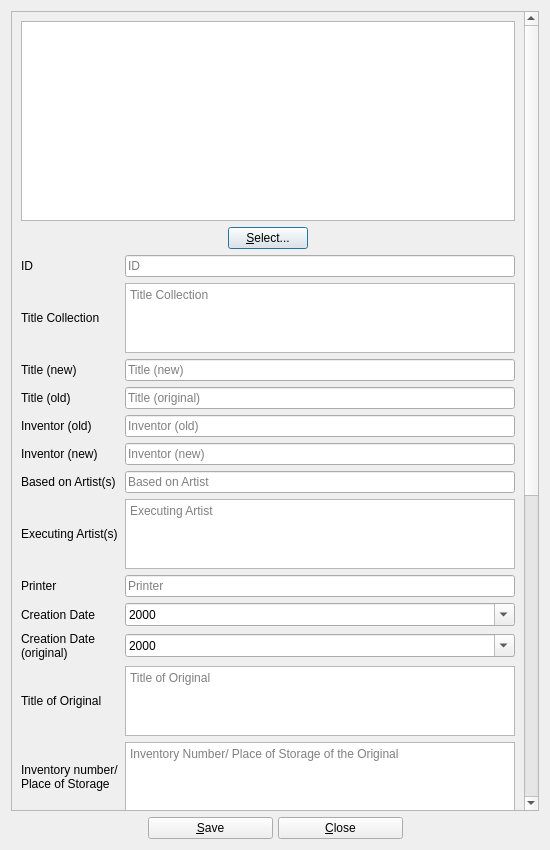
The window that UI/biblioteq_photograph.ui (FlorianKleemiss/biblioteq) describes before a commit, drawn with Qt 5.
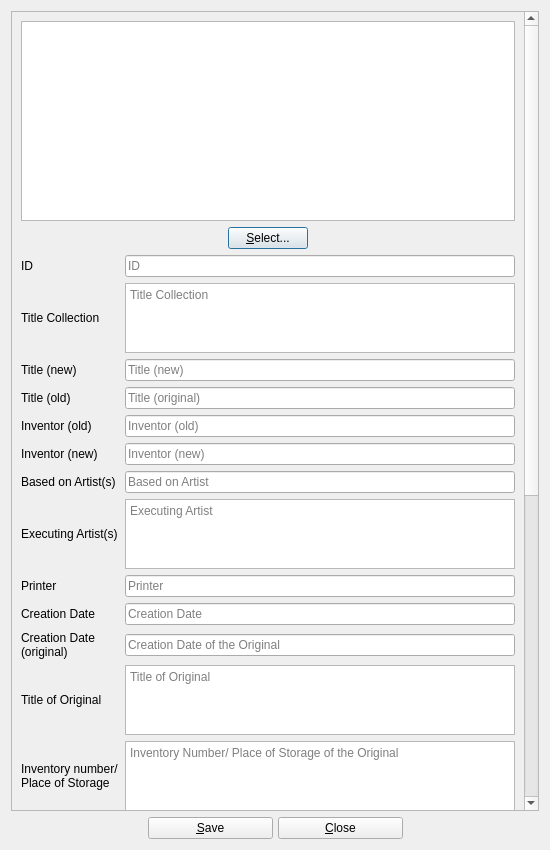
The same window after the commit. Icons and pictures are not drawn. Custom widgets are drawn as their Qt base class.

Commit message: replace date input

What changed in the file:
```diff
--- a/UI/biblioteq_photograph.ui
+++ b/UI/biblioteq_photograph.ui
@@ -27,9 +27,9 @@
       <property name="geometry">
        <rect>
         <x>0</x>
-        <y>-551</y>
+        <y>-542</y>
         <width>516</width>
-        <height>1349</height>
+        <height>1348</height>
        </rect>
       </property>
       <layout class="QVBoxLayout" name="verticalLayout_3">
@@ -196,16 +196,6 @@
            </property>
           </widget>
          </item>
-         <item row="10" column="1">
-          <widget class="QDateEdit" name="creation_date_original_item">
-           <property name="displayFormat">
-            <string>yyyy</string>
-           </property>
-           <property name="calendarPopup">
-            <bool>true</bool>
-           </property>
-          </widget>
-         </item>
          <item row="12" column="0">
           <widget class="QLabel" name="label_20">
            <property name="text">
@@ -296,16 +286,6 @@
            </property>
           </widget>
          </item>
-         <item row="9" column="1">
-          <widget class="QDateEdit" name="creation_date_item">
-           <property name="displayFormat">
-            <string>yyyy</string>
-           </property>
-           <property name="calendarPopup">
-            <bool>true</bool>
-           </property>
-          </widget>
-         </item>
          <item row="1" column="0">
           <widget class="QLabel" name="label_7">
            <property name="text">
@@ -563,6 +543,20 @@
            </property>
           </widget>
          </item>
+         <item row="10" column="1">
+          <widget class="QLineEdit" name="creation_date_original_item">
+           <property name="placeholderText">
+            <string>Creation Date of the Original</string>
+           </property>
+          </widget>
+         </item>
+         <item row="9" column="1">
+          <widget class="QLineEdit" name="creation_date_item">
+           <property name="placeholderText">
+            <string>Creation Date</string>
+           </property>
+          </widget>
+         </item>
         </layout>
        </item>
       </layout>
```
The commit also changes 1 other file.
